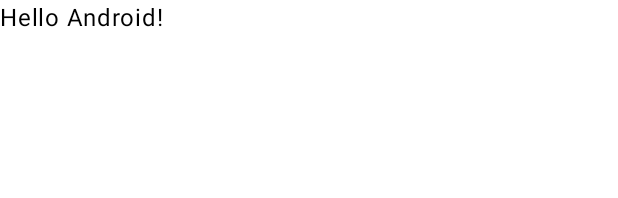
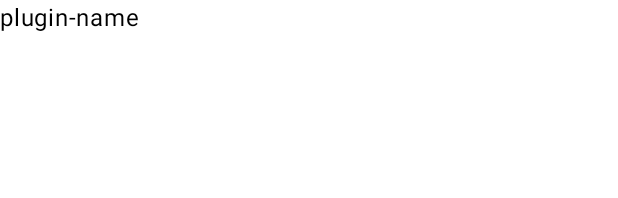
Before and after one commit to storytellerF/Kuang, an Android app built with Jetpack Compose: the @Preview function DefaultPreview, on a phone screen of 412 x 824 dp. Shown: the top 198 px of the screen. Run offline under Robolectric (Android 15) with nearby library versions, the phone set to English and light mode, and no system bars.

Commit message:
显示加载的插件

```diff
--- a/app/src/main/java/com/storyteller_f/kuang/MainActivity.kt
+++ b/app/src/main/java/com/storyteller_f/kuang/MainActivity.kt
@@ -9,7 +9,10 @@ import android.util.Log
 import android.widget.Toast
 import androidx.activity.ComponentActivity
 import androidx.activity.compose.setContent
+import androidx.compose.foundation.layout.Row
 import androidx.compose.foundation.layout.fillMaxSize
+import androidx.compose.foundation.layout.fillMaxWidth
+import androidx.compose.foundation.lazy.LazyColumn
 import androidx.compose.material3.MaterialTheme
 import androidx.compose.material3.Surface
 import androidx.compose.material3.Text
@@ -17,25 +20,21 @@ import androidx.compose.runtime.Composable
 import androidx.compose.ui.Modifier
 import androidx.compose.ui.tooling.preview.Preview
 import com.storyteller_f.kuang.ui.theme.KuangTheme
-import io.ktor.server.application.*
-import io.ktor.server.engine.*
-import io.ktor.server.netty.*
-import io.ktor.server.response.*
-import io.ktor.server.routing.*
-import java.lang.ref.WeakReference
+import java.io.File
 
 class MainActivity : ComponentActivity() {
     override fun onCreate(savedInstanceState: Bundle?) {
         super.onCreate(savedInstanceState)
+        val listFiles = filesDir.listFiles { dir -> dir?.extension == "jar" }.orEmpty()
+
         setContent {
             KuangTheme {
                 // A surface container using the 'background' color from the theme
                 Surface(modifier = Modifier.fillMaxSize(), color = MaterialTheme.colorScheme.background) {
-                    Greeting("Android")
+                    Main(listFiles)
                 }
             }
         }
-
         //连接服务
         val intent = Intent(this, KuangService::class.java)
         try {
@@ -67,14 +66,22 @@ class MainActivity : ComponentActivity() {
 }
 
 @Composable
-fun Greeting(name: String) {
-    Text(text = "Hello $name!")
+fun Main(plugins: Array<out File>) {
+    LazyColumn(content = {
+        plugins.forEach {
+            item {
+                Row(modifier = Modifier.fillMaxWidth()) {
+                    Text(text = it.name)
+                }
+            }
+        }
+    })
 }
 
 @Preview(showBackground = true)
 @Composable
 fun DefaultPreview() {
     KuangTheme {
-        Greeting("Android")
+        Main(arrayOf(File("/plugin-name")))
     }
 }
```
